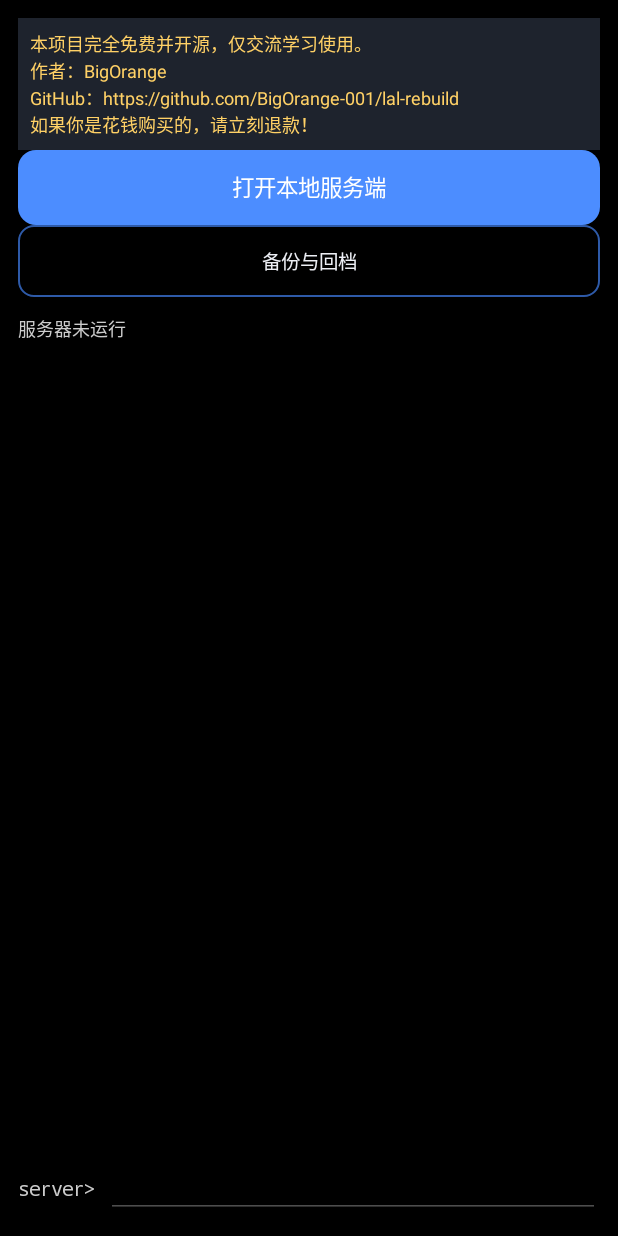
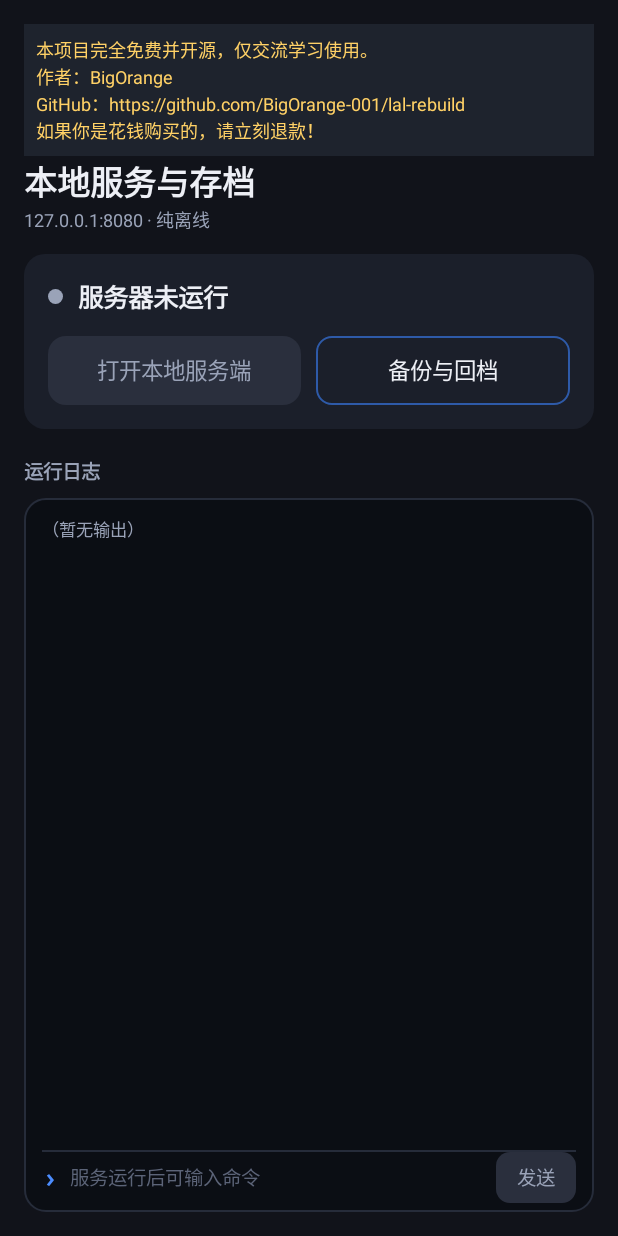
Before and after one commit to BigOrange-001/lal-rebuild, an Android app: the MainActivity screen opened directly, with no data from a screen before it, on a phone screen of 412 x 824 dp. Run offline under Robolectric (Android 15) with nearby library versions, the phone set to English and light mode, and no system bars; 1 statement that could not run was skipped.

Commit message:
polish the standalone manager and simplify local login

```diff
--- a/android-manager/app/src/main/java/com/lal/rebuild/manager/MainActivity.java
+++ b/android-manager/app/src/main/java/com/lal/rebuild/manager/MainActivity.java
@@ -12,11 +12,13 @@ import android.content.ServiceConnection;
 import android.content.pm.PackageManager;
 import android.graphics.Color;
 import android.graphics.Typeface;
+import android.graphics.drawable.GradientDrawable;
 import android.net.Uri;
 import android.os.Build;
 import android.os.Bundle;
 import android.os.IBinder;
 import android.text.InputType;
+import android.util.TypedValue;
 import android.view.Gravity;
 import android.view.KeyEvent;
 import android.view.View;
@@ -35,7 +37,7 @@ import java.io.OutputStream;
 import java.io.File;
 import java.util.List;
 
-/** Two controls and a raw terminal. No graphical GM operations are exposed. */
+/** A status card, two controls and a raw terminal. No graphical GM operations are exposed. */
 public class MainActivity extends Activity implements SaveAdapter.Actions, ServiceConnection {
     static final String PREFS = "manager";
     static final String KEY_AUTOSAVE = "autosave";
@@ -45,6 +47,10 @@ public class MainActivity extends Activity implements SaveAdapter.Actions, Servi
     private static final int REQUEST_NOTIFICATIONS = 4003;
 
     private TextView statusText;
+    private TextView statusDetail;
+    private GradientDrawable statusDot;
+    private Button sendButton;
+    private boolean toggleShowsStop;
     private TextView logText;
     private ScrollView terminal;
     private EditText commandInput;
@@ -131,45 +137,111 @@ public class MainActivity extends Activity implements SaveAdapter.Actions, Servi
     @Override public void onServiceDisconnected(ComponentName name) {
         service = null;
         commandInput.setEnabled(false);
+        sendButton.setEnabled(false);
         toggleButton.setEnabled(false);
     }
 
     private LinearLayout buildContent() {
         LinearLayout root = Ui.column(this);
-        root.setBackgroundColor(Color.BLACK);
-        int pad = Ui.dp(this, 12);
+        root.setBackgroundColor(Ui.BG);
+        int pad = Ui.dp(this, 16);
         root.setPadding(pad, pad, pad, pad);
         ProjectNotice.attach(this, root);
+
+        TextView title = Ui.body(this, ManagerStrings.home_manager);
+        title.setTextSize(TypedValue.COMPLEX_UNIT_SP, 22f);
+        title.setTypeface(title.getTypeface(), Typeface.BOLD);
+        Ui.topMargin(title, 10f, this);
+        root.addView(title);
+        TextView subtitle = Ui.meta(this, ManagerStrings.notif_text);
+        Ui.topMargin(subtitle, 2f, this);
+        root.addView(subtitle);
+
+        // Status card: a coloured dot and phase, any detail, then the two actions.
+        LinearLayout status = Ui.sectionCard(this);
+        Ui.topMargin(status, 14f, this);
+        LinearLayout phaseRow = Ui.row(this);
+        phaseRow.setGravity(Gravity.CENTER_VERTICAL);
+        statusDot = new GradientDrawable();
+        statusDot.setShape(GradientDrawable.OVAL);
+        statusDot.setColor(Ui.TEXT_SECONDARY);
+        View dot = new View(this);
+        dot.setBackground(statusDot);
+        int dotSize = Ui.dp(this, 10);
+        phaseRow.addView(dot, new LinearLayout.LayoutParams(dotSize, dotSize));
+        statusText = Ui.cardTitle(this, ManagerStrings.state_stopped);
+        statusText.setTextSize(TypedValue.COMPLEX_UNIT_SP, 17f);
+        phaseRow.addView(statusText);
+        Ui.leftMargin(statusText, 10f, this);
+        status.addView(phaseRow);
+        statusDetail = Ui.meta(this, "");
+        statusDetail.setTextIsSelectable(true);
+        statusDetail.setVisibility(View.GONE);
+        status.addView(statusDetail);
+        Ui.topMargin(statusDetail, 6f, this);
+
+        LinearLayout actions = Ui.row(this);
         toggleButton = Ui.button(this, ManagerStrings.action_start_server);
-        root.addView(toggleButton, fixedHeight(50));
         toggleButton.setEnabled(false);
         toggleButton.setOnClickListener(v -> ServerService.request(this, ServerService.ACTION_TOGGLE));
+        actions.addView(toggleButton, new LinearLayout.LayoutParams(0, Ui.dp(this, 46), 1f));
         backupsButton = Ui.outlinedButton(this, ManagerStrings.action_backups);
-        root.addView(backupsButton, fixedHeight(48));
+        backupsButton.setTextSize(TypedValue.COMPLEX_UNIT_SP, 15f);
         backupsButton.setOnClickListener(v -> showBackups());
-        statusText = Ui.mono(this, ManagerStrings.state_stopped, 12f, Color.LTGRAY);
-        statusText.setPadding(0, pad, 0, pad);
-        root.addView(statusText);
+        actions.addView(backupsButton, new LinearLayout.LayoutParams(0, Ui.dp(this, 46), 1f));
+        Ui.leftMargin(backupsButton, 10f, this);
+        status.addView(actions);
+        Ui.topMargin(actions, 14f, this);
+        root.addView(status);
+
+        TextView logTitle = Ui.sectionTitle(this, ManagerStrings.section_log);
+        Ui.margin(logTitle, 18f, 8f, this);
+        root.addView(logTitle);
+
+        // Console card: the log fills the rest of the screen, the prompt sits under it.
+        LinearLayout console = Ui.column(this);
+        GradientDrawable consoleBg = Ui.rounded(Ui.CONSOLE, 14f, this);
+        consoleBg.setStroke(Ui.dp(this, 1), Ui.HAIRLINE);
+        console.setBackground(consoleBg);
+        int inner = Ui.dp(this, 12);
+        console.setPadding(inner, inner, inner, Ui.dp(this, 6));
+        root.addView(console, new LinearLayout.LayoutParams(ViewGroup.LayoutParams.MATCH_PARENT, 0, 1f));
 
         terminal = new ScrollView(this);
         terminal.setFillViewport(true);
-        logText = Ui.mono(this, "", 12f, Color.LTGRAY);
+        logText = Ui.mono(this, "", 11.5f, 0xFFB8C0D0);
+        logText.setHint(ManagerStrings.log_empty);
+        logText.setHintTextColor(Ui.TEXT_SECONDARY);
+        logText.setLineSpacing(0f, 1.15f);
         logText.setTextIsSelectable(true);
         terminal.addView(logText);
-        root.addView(terminal, new LinearLayout.LayoutParams(ViewGroup.LayoutParams.MATCH_PARENT, 0, 1f));
+        console.addView(terminal, new LinearLayout.LayoutParams(ViewGroup.LayoutParams.MATCH_PARENT, 0, 1f));
+
+        View rule = new View(this);
+        rule.setBackgroundColor(Ui.HAIRLINE);
+        LinearLayout.LayoutParams ruleParams = new LinearLayout.LayoutParams(
+                ViewGroup.LayoutParams.MATCH_PARENT, Math.max(1, Ui.dp(this, 1)));
+        ruleParams.topMargin = Ui.dp(this, 8);
+        console.addView(rule, ruleParams);
 
         LinearLayout inputRow = Ui.row(this);
         inputRow.setGravity(Gravity.CENTER_VERTICAL);
-        inputRow.addView(Ui.mono(this, "server> ", 13f, Color.LTGRAY));
+        TextView prompt = Ui.mono(this, "›", 18f, Ui.ACCENT);
+        prompt.setTypeface(Typeface.MONOSPACE, Typeface.BOLD);
+        inputRow.addView(prompt);
         commandInput = new EditText(this);
+        commandInput.setBackground(null);
         commandInput.setTypeface(Typeface.MONOSPACE);
-        commandInput.setTextColor(Color.WHITE);
+        commandInput.setTextColor(Ui.TEXT_PRIMARY);
+        commandInput.setHintTextColor(0xFF5C6478);
+        commandInput.setHint(ManagerStrings.console_hint_idle);
         commandInput.setTextSize(13f);
         commandInput.setSingleLine(true);
         commandInput.setInputType(InputType.TYPE_CLASS_TEXT | InputType.TYPE_TEXT_FLAG_NO_SUGGESTIONS
                 | InputType.TYPE_TEXT_VARIATION_VISIBLE_PASSWORD);
         commandInput.setImeOptions(EditorInfo.IME_ACTION_SEND | EditorInfo.IME_FLAG_NO_EXTRACT_UI);
         commandInput.setEnabled(false);
+        commandInput.setPadding(Ui.dp(this, 8), Ui.dp(this, 6), Ui.dp(this, 8), Ui.dp(this, 6));
         inputRow.addView(commandInput, new LinearLayout.LayoutParams(0, ViewGroup.LayoutParams.WRAP_CONTENT, 1f));
         commandInput.setOnEditorActionListener((view, action, event) -> {
             if (action == EditorInfo.IME_ACTION_SEND || (event != null
@@ -179,7 +251,17 @@ public class MainActivity extends Activity implements SaveAdapter.Actions, Servi
             }
             return event != null && event.getKeyCode() == KeyEvent.KEYCODE_ENTER;
         });
-        root.addView(inputRow);
+        sendButton = Ui.button(this, ManagerStrings.action_send);
+        sendButton.setTextSize(TypedValue.COMPLEX_UNIT_SP, 13f);
+        Ui.tint(sendButton, Ui.ACCENT, 9f);
+        sendButton.setMinWidth(0);
+        sendButton.setMinimumWidth(0);
+        sendButton.setPadding(Ui.dp(this, 14), 0, Ui.dp(this, 14), 0);
+        sendButton.setEnabled(false);
+        sendButton.setOnClickListener(v -> sendCommand());
+        inputRow.addView(sendButton, new LinearLayout.LayoutParams(
+                ViewGroup.LayoutParams.WRAP_CONTENT, Ui.dp(this, 34)));
+        console.addView(inputRow);
         return root;
     }
 
@@ -198,18 +280,29 @@ public class MainActivity extends Activity implements SaveAdapter.Actions, Servi
         boolean running = ServerService.PHASE_RUNNING.equals(phase);
         boolean busy = ServerService.PHASE_STARTING.equals(phase) || ServerService.PHASE_STOPPING.equals(phase);
         String label;
+        int color;
         switch (phase) {
-            case ServerService.PHASE_RUNNING: label = ManagerStrings.state_running; break;
-            case ServerService.PHASE_STARTING: label = ManagerStrings.state_starting; break;
-            case ServerService.PHASE_STOPPING: label = ManagerStrings.state_stopping; break;
-            case ServerService.PHASE_FAILED: label = ManagerStrings.state_failed; break;
-            default: label = ManagerStrings.state_stopped;
+            case ServerService.PHASE_RUNNING: label = ManagerStrings.state_running; color = Ui.OK; break;
+            case ServerService.PHASE_STARTING: label = ManagerStrings.state_starting; color = Ui.WARN; break;
+            case ServerService.PHASE_STOPPING: label = ManagerStrings.state_stopping; color = Ui.WARN; break;
+            case ServerService.PHASE_FAILED: label = ManagerStrings.state_failed; color = Ui.DANGER; break;
+            default: label = ManagerStrings.state_stopped; color = Ui.TEXT_SECONDARY;
         }
-        statusText.setText(label + (service.detail().isEmpty() ? "" : "\n" + service.detail()));
+        statusText.setText(label);
+        statusDot.setColor(color);
+        String detail = service.detail();
+        statusDetail.setText(detail);
+        statusDetail.setVisibility(detail.isEmpty() ? View.GONE : View.VISIBLE);
+        if (running != toggleShowsStop) {
+            toggleShowsStop = running;
+            Ui.tint(toggleButton, running ? Ui.STOP : Ui.ACCENT, 12f);
+        }
         toggleButton.setText(running ? ManagerStrings.action_stop_server : ManagerStrings.action_start_server);
         toggleButton.setEnabled(!busy);
         backupsButton.setEnabled(!busy);
         commandInput.setEnabled(running);
+        sendButton.setEnabled(running);
+        commandInput.setHint(running ? ManagerStrings.console_hint : ManagerStrings.console_hint_idle);
         String output = join(service.log());
         if (!output.equals(renderedLog)) {
             boolean atBottom = !terminal.canScrollVertically(1);
@@ -234,17 +327,24 @@ public class MainActivity extends Activity implements SaveAdapter.Actions, Servi
         Button capture = Ui.button(this, ManagerStrings.action_save_now);
         content.addView(capture, fixedHeight(48));
         capture.setOnClickListener(v -> { if (service != null) service.saveNow(); });
+        LinearLayout secondary = Ui.row(this);
         Button importSave = Ui.outlinedButton(this, ManagerStrings.action_import);
-        content.addView(importSave, fixedHeight(48));
+        secondary.addView(importSave, new LinearLayout.LayoutParams(0, Ui.dp(this, 44), 1f));
         importSave.setOnClickListener(v -> pickImportSource());
         Button prune = Ui.outlinedButton(this, ManagerStrings.action_prune);
-        content.addView(prune, fixedHeight(48));
+        secondary.addView(prune, new LinearLayout.LayoutParams(0, Ui.dp(this, 44), 1f));
+        Ui.leftMargin(prune, 10f, this);
         prune.setOnClickListener(v -> confirmPrune());
+        content.addView(secondary);
+        Ui.topMargin(secondary, 10f, this);
         storageSummary = Ui.meta(this, "");
         content.addView(storageSummary);
+        Ui.margin(storageSummary, 12f, 4f, this);
         savesEmpty = Ui.meta(this, ManagerStrings.saves_empty);
         content.addView(savesEmpty);
         savesList = new ListView(this);
+        savesList.setDivider(new android.graphics.drawable.ColorDrawable(Color.TRANSPARENT));
+        savesList.setDividerHeight(Ui.dp(this, 8));
         savesList.setAdapter(adapter);
         content.addView(savesList, new LinearLayout.LayoutParams(ViewGroup.LayoutParams.MATCH_PARENT,
                 Ui.dp(this, 280)));
--- a/android-manager/app/src/main/java/com/lal/rebuild/manager/ManagerStrings.java
+++ b/android-manager/app/src/main/java/com/lal/rebuild/manager/ManagerStrings.java
@@ -56,6 +56,9 @@ final class ManagerStrings {
 
     static final String section_log = "运行日志";
     static final String log_empty = "（暂无输出）";
+    static final String console_hint = "输入服务端命令";
+    static final String console_hint_idle = "服务运行后可输入命令";
+    static final String action_send = "发送";
 
     static final String footer_note =
             "服务器只监听本机 127.0.0.1，不联网。导出存档后即使卸载重装也能恢复进度。";
--- a/android-manager/app/src/main/java/com/lal/rebuild/manager/Ui.java
+++ b/android-manager/app/src/main/java/com/lal/rebuild/manager/Ui.java
@@ -1,9 +1,11 @@
 package com.lal.rebuild.manager;
 
 import android.content.Context;
+import android.content.res.ColorStateList;
 import android.graphics.Color;
 import android.graphics.drawable.GradientDrawable;
 import android.graphics.drawable.ShapeDrawable;
+import android.graphics.drawable.StateListDrawable;
 import android.graphics.drawable.shapes.OvalShape;
 import android.util.TypedValue;
 import android.view.View;
@@ -37,6 +39,10 @@ final class Ui {
     static final int OK = 0xFF3DD68C;
     static final int WARN = 0xFFFFC14D;
     static final int DANGER = 0xFFFF6B6B;
+    static final int STOP = 0xFFD9534F;
+    static final int DISABLED = 0xFF2A2F3D;
+    static final int CONSOLE = 0xFF0B0E14;
+    static final int HAIRLINE = 0xFF262C3A;
 
     static int dp(Context context, float value) {
         return Math.round(TypedValue.applyDimension(TypedValue.COMPLEX_UNIT_DIP, value,
@@ -164,9 +170,22 @@ final class Ui {
         button.setText(text);
         button.setTextSize(TypedValue.COMPLEX_UNIT_SP, 15f);
         button.setAllCaps(false);
-        button.setBackground(rounded(ACCENT, 12f, context));
-        button.setTextColor(Color.WHITE);
+        button.setStateListAnimator(null);
+        tint(button, ACCENT, 12f);
         return button;
+    }
+
+    /** Recolours a filled button, keeping its pressed and disabled looks. */
+    static void tint(android.widget.Button button, int color, float radiusDp) {
+        Context context = button.getContext();
+        StateListDrawable states = new StateListDrawable();
+        states.addState(new int[]{-android.R.attr.state_enabled}, rounded(DISABLED, radiusDp, context));
+        states.addState(new int[]{android.R.attr.state_pressed}, rounded(shade(color, 0.8f), radiusDp, context));
+        states.addState(new int[0], rounded(color, radiusDp, context));
+        button.setBackground(states);
+        button.setTextColor(new ColorStateList(
+                new int[][]{{-android.R.attr.state_enabled}, new int[0]},
+                new int[]{TEXT_SECONDARY, Color.WHITE}));
     }
 
     /** A secondary action: transparent fill with a thin accent border. */
@@ -175,9 +194,26 @@ final class Ui {
         button.setText(text);
         button.setTextSize(TypedValue.COMPLEX_UNIT_SP, 13f);
         button.setAllCaps(false);
-        button.setBackground(outlined(context, 10f, 0xFF2E5AA8));
-        button.setTextColor(TEXT_PRIMARY);
+        button.setStateListAnimator(null);
+        StateListDrawable states = new StateListDrawable();
+        states.addState(new int[]{-android.R.attr.state_enabled}, outlined(context, 10f, DISABLED));
+        GradientDrawable pressed = outlined(context, 10f, ACCENT);
+        pressed.setColor(0x264C8DFF);
+        states.addState(new int[]{android.R.attr.state_pressed}, pressed);
+        states.addState(new int[0], outlined(context, 10f, 0xFF2E5AA8));
+        button.setBackground(states);
+        button.setTextColor(new ColorStateList(
+                new int[][]{{-android.R.attr.state_enabled}, new int[0]},
+                new int[]{TEXT_SECONDARY, TEXT_PRIMARY}));
         return button;
+    }
+
+    /** Multiplies a colour's RGB channels, keeping its alpha. */
+    static int shade(int color, float factor) {
+        return Color.argb(Color.alpha(color),
+                Math.round(Color.red(color) * factor),
+                Math.round(Color.green(color) * factor),
+                Math.round(Color.blue(color) * factor));
     }
 
     /** A row action inside the save list: flat, coloured text only. */
```
Also changed, not shown: 2 other files.
